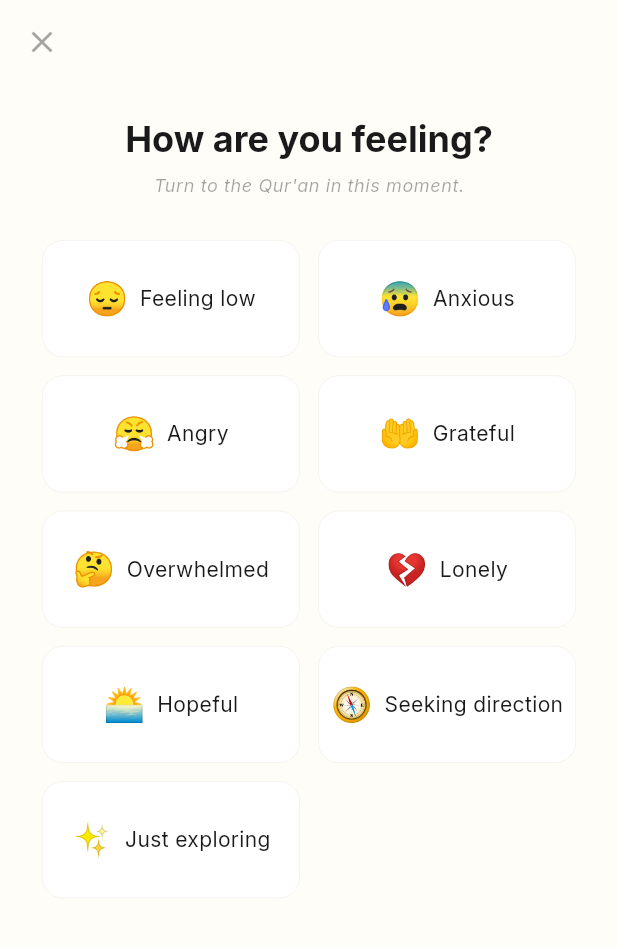
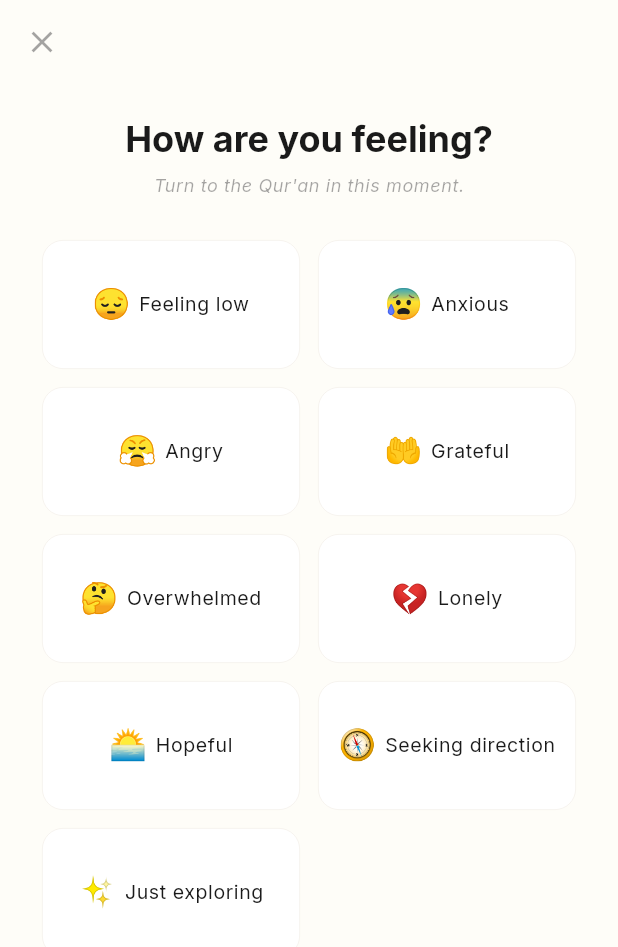
Before and after one commit to taukheer/Tadabbur, a Flutter app: the FeelingsScreen screen opened directly, on a phone screen of 412 x 824 dp. Shown: the top 947 px of the screen. Run offline on Flutter 3.47's test engine with Material 3 defaults, Android fonts, the phone set to English and light mode, and no system bars; drawn by our look-alikes of flutter_animate; our stand-ins replace cloud_firestore, dio, firebase_core, flutter_local_notifications, flutter_riverpod, go_router and 5 more; accounts and stored records are empty; network calls fail; project files that could hold a hidden picture were left out.

Commit message:
Fix feelings grid overflow + auto-scale Arabic font for long ayat
- Feelings grid: text wraps with Flexible + ellipsis, smaller font
- Grid aspect ratio adjusted (2.0) for more height
- Arabic font auto-scales: 65% for very long ayat (100+ chars), 80% for medium (50+)
- Prevents long verses like Al-Maidah 5:1 from taking the entire screen

Co-Authored-By: Claude Opus 4.6 (1M context) <noreply@anthropic.com>

```diff
--- a/lib/features/daily_ayah/screens/daily_ayah_screen.dart
+++ b/lib/features/daily_ayah/screens/daily_ayah_screen.dart
@@ -169,7 +169,13 @@ class DailyAyahScreen extends ConsumerWidget {
               ayah.textUthmani,
               textAlign: TextAlign.center,
               textDirection: TextDirection.rtl,
-              style: ArabicFonts.getStyle(arabicFontId, fontSize: arabicFontSize)
+              // Scale down font for long ayat to prevent screen overflow
+              style: ArabicFonts.getStyle(arabicFontId,
+                      fontSize: ayah.textUthmani.length > 100
+                          ? arabicFontSize * 0.65
+                          : ayah.textUthmani.length > 50
+                              ? arabicFontSize * 0.8
+                              : arabicFontSize)
                   .copyWith(color: const Color(0xFF1A1A1A)),
             ),
           ).animate().fadeIn(duration: 1000.ms, delay: 200.ms),
--- a/lib/features/feelings/screens/feelings_screen.dart
+++ b/lib/features/feelings/screens/feelings_screen.dart
@@ -77,7 +77,7 @@ class _FeelingsScreenState extends ConsumerState<FeelingsScreen> {
                 crossAxisCount: 2,
                 mainAxisSpacing: 12,
                 crossAxisSpacing: 12,
-                childAspectRatio: 2.2,
+                childAspectRatio: 2.0,
               ),
               itemCount: Feelings.all.length,
               itemBuilder: (context, index) {
@@ -98,21 +98,28 @@ class _FeelingsScreenState extends ConsumerState<FeelingsScreen> {
                         width: _selected?.id == feeling.id ? 1.5 : 0.5,
                       ),
                     ),
-                    child: Center(
+                    child: Padding(
+                      padding: const EdgeInsets.symmetric(horizontal: 10),
                       child: Row(
-                        mainAxisSize: MainAxisSize.min,
+                        mainAxisAlignment: MainAxisAlignment.center,
                         children: [
-                          Text(feeling.emoji, style: const TextStyle(fontSize: 22)),
-                          const SizedBox(width: 8),
-                          Text(
+                          Text(feeling.emoji, style: const TextStyle(fontSize: 20)),
+                          const SizedBox(width: 6),
+                          Flexible(
+                            child: Text(
                               t(feeling.labelKey),
-                            style: theme.textTheme.bodyMedium?.copyWith(
+                              style: theme.textTheme.bodySmall?.copyWith(
                                 fontWeight: _selected?.id == feeling.id
                                     ? FontWeight.w600
                                     : FontWeight.w400,
                                 color: _selected?.id == feeling.id
                                     ? const Color(0xFF1B5E20)
                                     : const Color(0xFF1A1A1A),
+                                fontSize: 13,
+                              ),
+                              overflow: TextOverflow.ellipsis,
+                              maxLines: 2,
+                              textAlign: TextAlign.center,
                             ),
                           ),
                         ],
```
Lines whose indentation alone changed are shown as unchanged.
